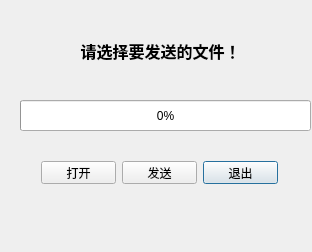
Qt form tcpserver.ui (shuixn/Pathway) before a commit.
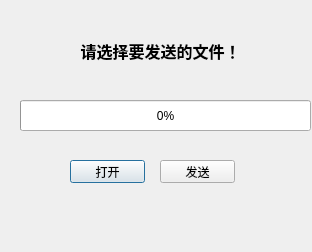
The same form after that commit.

The edit to the form file:
```diff
--- a/tcpserver.ui
+++ b/tcpserver.ui
@@ -13,19 +13,6 @@
   <property name="windowTitle">
    <string>Dialog</string>
   </property>
-  <widget class="QPushButton" name="serverCloseBtn">
-   <property name="geometry">
-    <rect>
-     <x>203</x>
-     <y>161</y>
-     <width>75</width>
-     <height>23</height>
-    </rect>
-   </property>
-   <property name="text">
-    <string>退出</string>
-   </property>
-  </widget>
   <widget class="QLabel" name="serverStatusLabel">
    <property name="geometry">
     <rect>
@@ -53,8 +40,8 @@
   <widget class="QPushButton" name="serverOpenBtn">
    <property name="geometry">
     <rect>
-     <x>41</x>
-     <y>161</y>
+     <x>70</x>
+     <y>160</y>
      <width>75</width>
      <height>23</height>
     </rect>
@@ -66,8 +53,8 @@
   <widget class="QPushButton" name="serverSendBtn">
    <property name="geometry">
     <rect>
-     <x>122</x>
-     <y>161</y>
+     <x>160</x>
+     <y>160</y>
      <width>75</width>
      <height>23</height>
     </rect>
```
